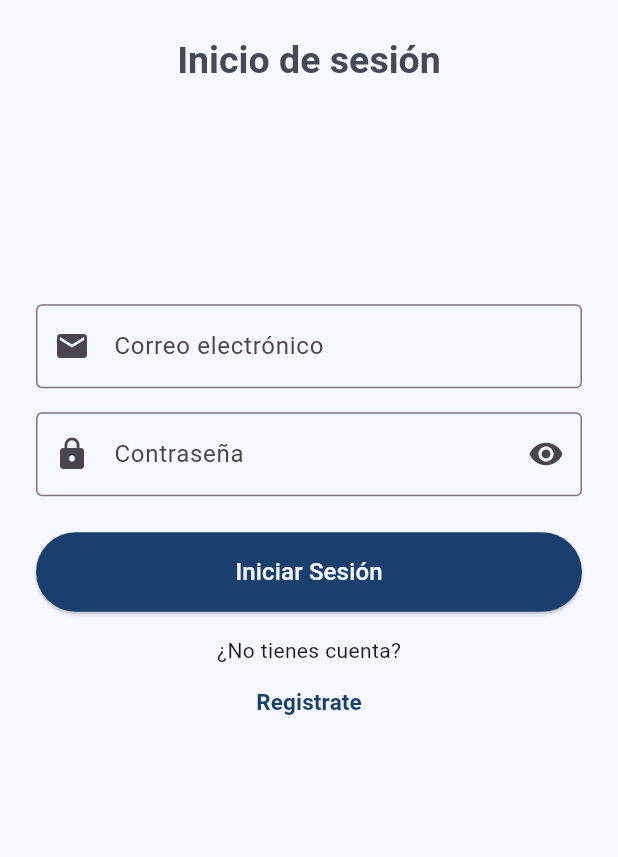
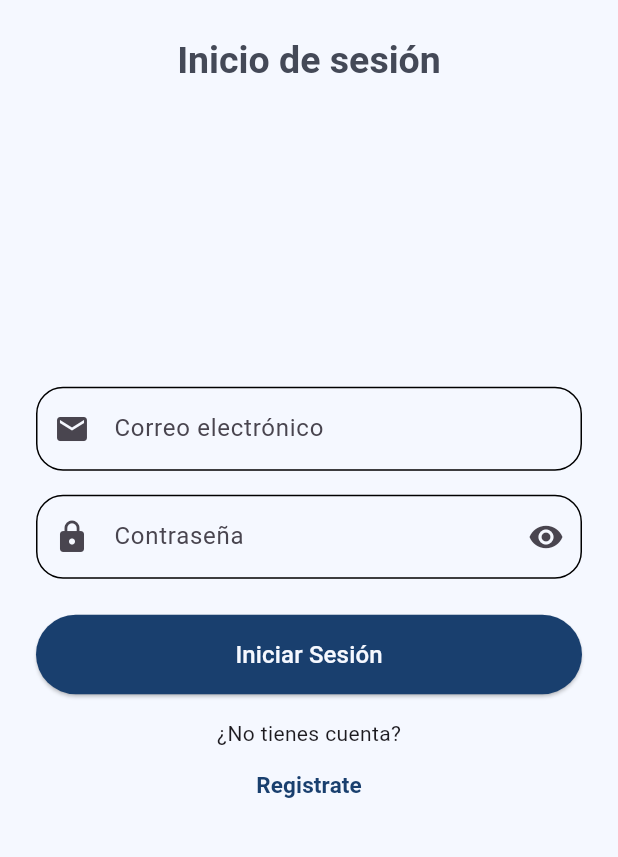
Before and after one commit to ESLEDA/grupo_sat_flutter, a Flutter app: the screen it shows after launch, on a phone screen of 412 x 824 dp, the part 154-1011 px from its top. Run offline on Flutter 3.47's test engine with Material 3 defaults, Android fonts, the light colour scheme and no system bars; our stand-ins replace cloud_firestore, equatable, firebase_auth, firebase_core, flutter_bloc; accounts and stored records are empty.

Commit message:
corrección login

```diff
--- a/lib/features/auth/presentation/pages/login_page.dart
+++ b/lib/features/auth/presentation/pages/login_page.dart
@@ -61,11 +61,10 @@ class _LoginPageState extends State<LoginPage> {
           }
         },
         child: Center(
-          child: Transform.translate(
-            offset: const Offset(0, -50),
+
             child: SingleChildScrollView(
                padding: const EdgeInsets.only(
-                 top: 0.0, // Reduce este valor para acercar los elementos al AppBar
+                 top: 10.0, // Reduce este valor para acercar los elementos al AppBar
                  left: 24.0,
                  right: 24.0,
                  bottom: 24.0,
@@ -82,7 +81,15 @@ class _LoginPageState extends State<LoginPage> {
                       controller: _emailController,
                       decoration: const InputDecoration(
                         labelText: 'Correo electrónico',
-                        border: OutlineInputBorder(),
+                        border:  OutlineInputBorder(
+                            borderRadius: BorderRadius.all(Radius.circular(18.0)), // Hace los bordes más curvos
+                          ),
+                          enabledBorder:  OutlineInputBorder(
+                            borderRadius: BorderRadius.all(Radius.circular(18.0)), // Mantiene la curvatura cuando no está enfocado
+                          ),
+                          focusedBorder:  OutlineInputBorder(
+                            borderRadius: BorderRadius.all(Radius.circular(18.0)), // Mantiene la curvatura cuando está enfocado
+                          ),
                         prefixIcon: Icon(Icons.email),
                       ),
                       keyboardType: TextInputType.emailAddress,
@@ -93,7 +100,15 @@ class _LoginPageState extends State<LoginPage> {
                       controller: _passwordController,
                       decoration: InputDecoration(
                         labelText: 'Contraseña',
-                        border: const OutlineInputBorder(),
+                        border: const OutlineInputBorder(
+                            borderRadius: BorderRadius.all(Radius.circular(18.0)), // Hace los bordes más curvos
+                          ),
+                          enabledBorder: const OutlineInputBorder(
+                            borderRadius: BorderRadius.all(Radius.circular(18.0)), // Mantiene la curvatura cuando no está enfocado
+                          ),
+                          focusedBorder: const OutlineInputBorder(
+                            borderRadius: BorderRadius.all(Radius.circular(18.0)), // Mantiene la curvatura cuando está enfocado
+                          ),
                         prefixIcon: const Icon(Icons.lock),
                         suffixIcon: IconButton(
                           icon: Icon(
@@ -166,7 +181,7 @@ class _LoginPageState extends State<LoginPage> {
                 ),
               ),
             ),
-          ),
+
         ),
       ),
     );
```
